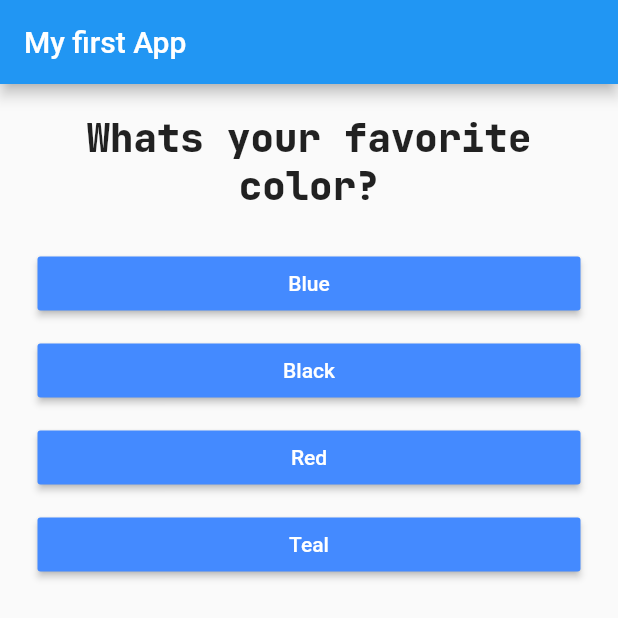
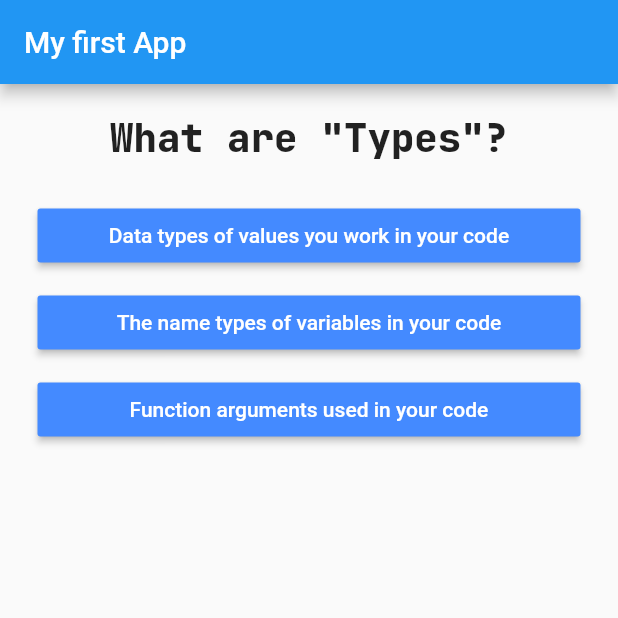
Before and after one commit to vinnyhoward/simple-flutter-quiz-app, a Flutter app: the screen it shows after launch, on a phone screen of 412 x 824 dp. Shown: the top 618 px of the screen. Run offline on Flutter 3.47's test engine with Material 2 defaults, Android fonts, the phone set to English and light mode, and no system bars.

Commit message:
Started adding Dart quiz questions, answers and feedback. Added logic to check if correct answer has been chosen

```diff
--- a/lib/main.dart
+++ b/lib/main.dart
@@ -17,12 +17,19 @@ class App extends StatefulWidget {
 
 class _QuizWidget extends State<App> {
   int _answerIndex = 0;
-  void _answerQuestions() {
+  int _score = 0;
+
+  void _answerQuestions(List correctAnswers, String question) {
+    if (correctAnswers.contains(question)) {
+      print('Correct Answer!');
+    } else {
+      return print('Wrong Answer');
+    }
+
     if (_answerIndex < quizQuestions.length - 1) {
       setState(() {
         _answerIndex = _answerIndex + 1;
       });
-      print('current answer index - ${_answerIndex}');
     } else {
       setState(() {
         _answerIndex = 0;
@@ -32,35 +39,92 @@ class _QuizWidget extends State<App> {
 
   final quizQuestions = const [
     {
-      'questionText': 'What\s your favorite color?',
-      'answers': ['Blue', 'Black', 'Red', 'Teal']
+      'questionText': 'What are "Types"?',
+      'answers': [
+        'Data types of values you work in your code',
+        'The name types of variables in your code',
+        'Function arguments used in your code',
+      ],
+      'correctAnswers': ['Data types of values you work in your code'],
+      'feedback':
+          'Types describe which type of data you\'re using in a variable, function etc.'
     },
     {
-      'questionText': 'What\s your favorite animal?',
-      'answers': ['Dog', 'Fish', 'Tiger', 'Dinosaur']
+      'questionText': 'What\'s the job of "variables"?',
+      'answers': [
+        'Variables allow you to execute code whenver you want',
+        'Variables describe which type of data you\'re working with',
+        'Variables hold data with which you can work in your code'
+      ],
+      'correctAnswers': [
+        'Variables hold data with which you can work in your code'
+      ],
+      'feedback': 'Variables are basically data containers.'
     },
     {
-      'questionText': 'What\s your favorite anime?',
-      'answers': ['My Hero Academia', 'Naruto', 'Cowboy Bebep', 'Berserk']
+      'questionText': 'What are "functions"?',
+      'answers': [
+        'Functions can be instantiated to create objects',
+        'Functions store data so that you can use it later',
+        'Functions hold code which you can call as often and whenever you want'
+      ],
+      'correctAnswers': [
+        'Functions hold code which you can call as often and whenever you want'
+      ],
+      'feedback':
+          'Functions are basically "code snippets" which you write once to then use them as often and whenever you want.'
     },
     {
-      'questionText': 'What\s your favorite movie?',
+      'questionText': 'What\'s a "class"?',
       'answers': [
-        'Fight Club',
-        'Inception',
-        'Mad Max: Fury Road',
-        'Avengers Infinity Wars'
-      ]
+        'A class is a data container for data with which you can work at a later point of time',
+        'A class is a blueprint for objects which you can create based on it',
+        'A class is basically the same as a Flutter widget'
+      ],
+      'correctAnswers': [
+        'A class is a blueprint for objects which you can create based on it'
+      ],
+      'feedback':
+          'Classes act as blueprints that describe how an object should look like. You create ("instantiate") a class by executing it like a function.'
     },
     {
-      'questionText': 'What\s your favorite public figure?',
+      'questionText': 'What\'s a "property"?',
       'answers': [
-        'Donald Trump',
-        'Joe Biden',
-        'Emma Watts',
-        'Weird Al Yankavich'
-      ]
+        'A variable inside a class',
+        'A function inside a class',
+        'A class inside a variable'
+      ],
+      'correctAnswers': ['A variable inside a class'],
+      'feedback':
+          'You can have class-level variables (which you then can access from anywhere inside the class) - such variables are then called properties. Side note: Functions inside of a class are called "methods".'
     },
+    {
+      'questionText': 'What\'s a "string"?',
+      'answers': [
+        'A number value without the decimal places',
+        'A number or text value',
+        'A text value'
+      ],
+      'correctAnswers': ['A text value'],
+      'feedback': ' It\'s a "string of characters", hence the name.'
+    },
+    // {
+    //   'questionText': [
+    //     "int calculateRoundedAge(int birthYear, int currentYear) {",
+    //     "return currentYear - birthYear;",
+    //     "}",
+    //     "print(calculateRoundedAge(1989, 2020));",
+    //   ],
+    //   'answers': [
+    //     'It takes two arguments which are both numbers',
+    //     'It takes two arguments which match the return type of the function',
+    //     'It returns a number with decomal places',
+    //     'It\'s named correctly - describe what it does and uses camelCase',
+    //   ],
+    //   'correctAnswers': ['It returns a number with decomal places'],
+    //   'feedback':
+    //       ' this function does NOT return a number with decimal places. It returns an int, which is a number WITHOUT decimal places.'
+    // },
   ];
 
   @override
--- a/lib/quiz.dart
+++ b/lib/quiz.dart
@@ -20,7 +20,10 @@ class Quiz extends StatelessWidget {
         Question(quizQuestions[answerIndex]['questionText']),
         ...(quizQuestions[answerIndex]['answers'] as List<String>)
             .map((question) {
-          return Answer(answerQuestions, question);
+          return Answer(
+              () => answerQuestions(
+                  quizQuestions[answerIndex]['correctAnswers'], question),
+              question);
         }).toList(),
       ],
     );
```
